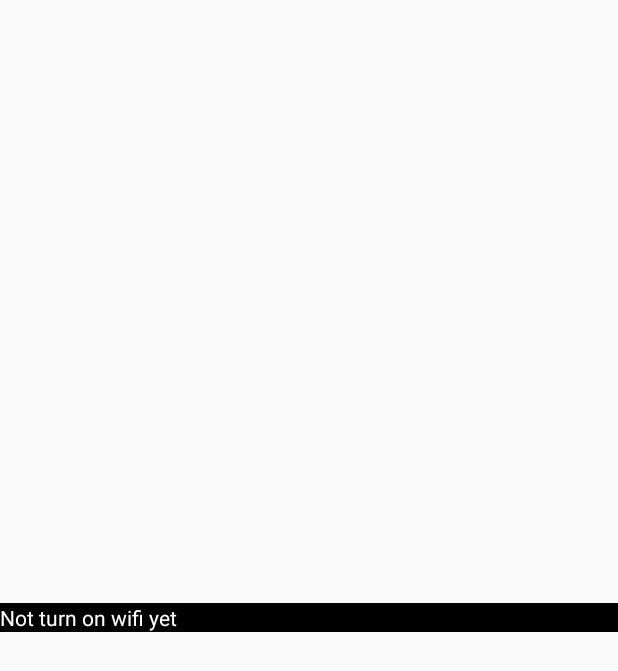
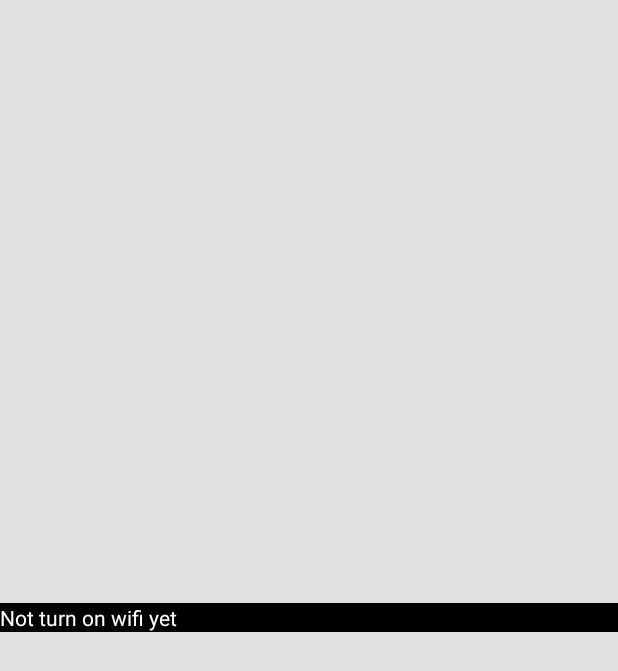
Before and after one commit to PhongHuynh93/Wifi2, an Android app: the layout fragment_wifi.xml on its own in the app's theme, with its tools: preview values and no code run, on a phone screen of 412 x 824 dp. Shown: the top 671 px of the screen. Run offline under Robolectric (Android 15) with nearby library versions, the phone set to English and light mode, and no system bars.

```diff
--- a/app/src/main/java/dhbk/android/wifi2/fragments/HistoryChildOsmMapFragment.java
+++ b/app/src/main/java/dhbk/android/wifi2/fragments/HistoryChildOsmMapFragment.java
@@ -76,7 +76,7 @@ public class HistoryChildOsmMapFragment extends Fragment {
         Location wifiHpLoc = new Location("phong");
         wifiHpLoc.setLatitude(latitutude);
         wifiHpLoc.setLongitude(longitude);
-        setMarkerAtLocation(wifiHpLoc, R.drawable.ic_wifi_black, ssid);
+        setMarkerAtLocation(wifiHpLoc, R.drawable.ic_wifi_map, ssid);
     }
 
     // phong - add marker at a location with instruction
--- a/app/src/main/res/layout/fragment_wifi.xml
+++ b/app/src/main/res/layout/fragment_wifi.xml
@@ -3,6 +3,7 @@
     xmlns:tools="http://schemas.android.com/tools"
     android:id="@+id/wifi_frag_container"
     android:layout_width="match_parent"
+    android:background="@color/grey_light"
     android:layout_height="match_parent">
 
     <TextView
--- a/app/src/main/res/values/colors.xml
+++ b/app/src/main/res/values/colors.xml
@@ -9,4 +9,6 @@
     <color name="dark_orange">#EF6C00</color>
     <color name="wifi_connect_dialog">@color/dark_teal</color>
     <color name="indigo">#3F51B5</color>
+    <color name="grey_light">#E0E0E0</color>
+    <color name="grey_light_darker">#BDBDBD</color>
 </resources>
```
Also changed, not shown: app/src/main/res/drawable-v21/ic_wifi_empty.xml (added, +9 -0 lines), app/src/main/res/drawable-v21/ic_wifi_map.xml (renamed from app/src/main/res/drawable-v21/ic_wifi_black.xml).
